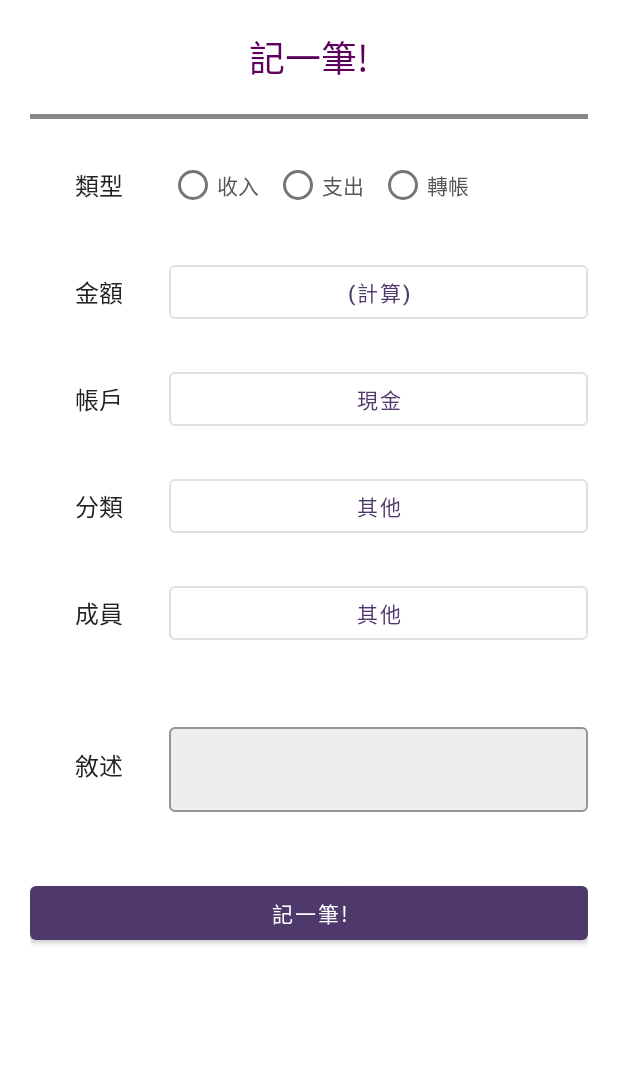
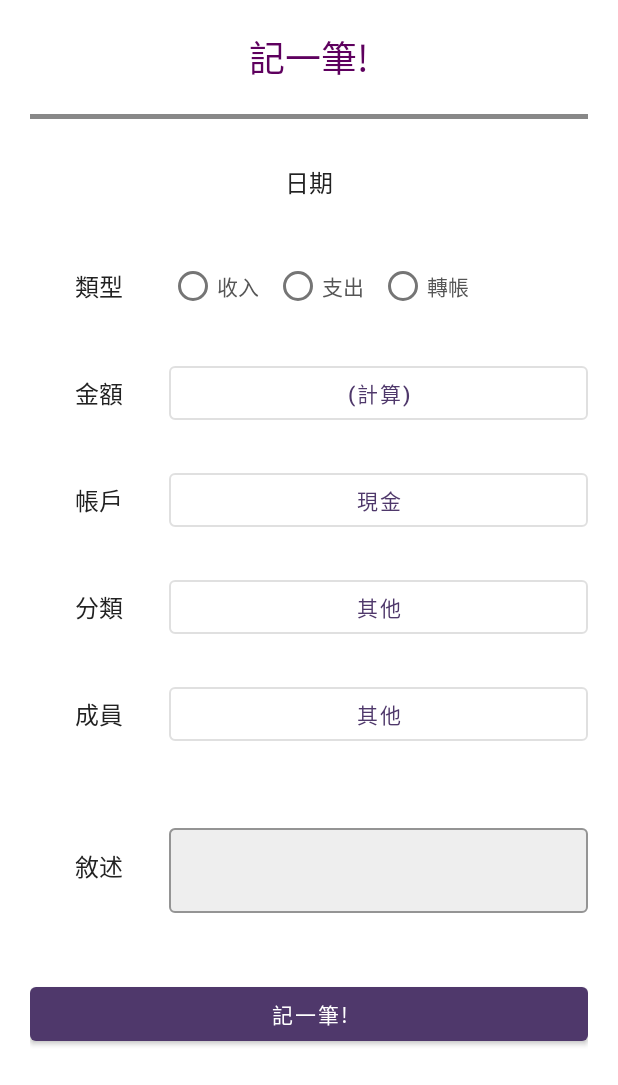
Before and after one commit to jessie900309/NTUE_AndroidFinalProject, an Android app: the SubpageHomeAdd screen opened directly, with no data from a screen before it, on a phone screen of 412 x 824 dp. Shown: the top 1085 px of the screen. Run offline under Robolectric (Android 15) with nearby library versions, the phone set to English and light mode, and no system bars.

Commit message:
todo home add date choose

```diff
--- a/app/src/main/res/layout/sub_home_add.xml
+++ b/app/src/main/res/layout/sub_home_add.xml
@@ -40,6 +40,31 @@
             android:layout_height="wrap_content"
             android:orientation="vertical"
             android:paddingHorizontal="@dimen/settingpage_pagePaddingHorizontal">
+
+            <!--    0. 日期 -->
+            <LinearLayout
+                android:layout_width="match_parent"
+                android:layout_height="wrap_content"
+                android:orientation="horizontal"
+                android:gravity="center_vertical">
+                <TextView
+                    android:layout_width="0dp"
+                    android:layout_weight="1"
+                    android:layout_height="wrap_content"
+                    android:gravity="center"
+                    android:paddingVertical="@dimen/home_pageTextPaddingVertical"
+                    android:textSize="@dimen/settingpage_pageTitleTextSize"
+                    android:textColor="@color/settingpage_pageTitleTextColor"
+                    android:text="@string/home_add_dateText"/>
+                <!--                todo pick date-->
+            </LinearLayout>
+            <!--        divide line-->
+            <TextView
+                android:layout_width="match_parent"
+                android:layout_height="@dimen/page_divideLineSize"
+                android:background="@android:color/transparent"
+                android:layout_marginHorizontal="@dimen/page_dividePadding"
+                android:layout_marginTop="@dimen/page_dividePadding"/>
 
             <!--    1. 類型 -->
             <LinearLayout
--- a/app/src/main/res/values/strings.xml
+++ b/app/src/main/res/values/strings.xml
@@ -19,6 +19,7 @@
 
 <!--    home page-->
     <string name="home_add_submitText">記一筆!</string>
+    <string name="home_add_dateText">日期</string>
     <string name="home_add_typeText">類型</string>
     <string name="home_add_incomeText">收入</string>
     <string name="home_add_expendText">支出</string>
```
Also changed, not shown: app/src/main/java/com/example/finalproject/SubpageHomeAdd.java (+82 -1 lines).
